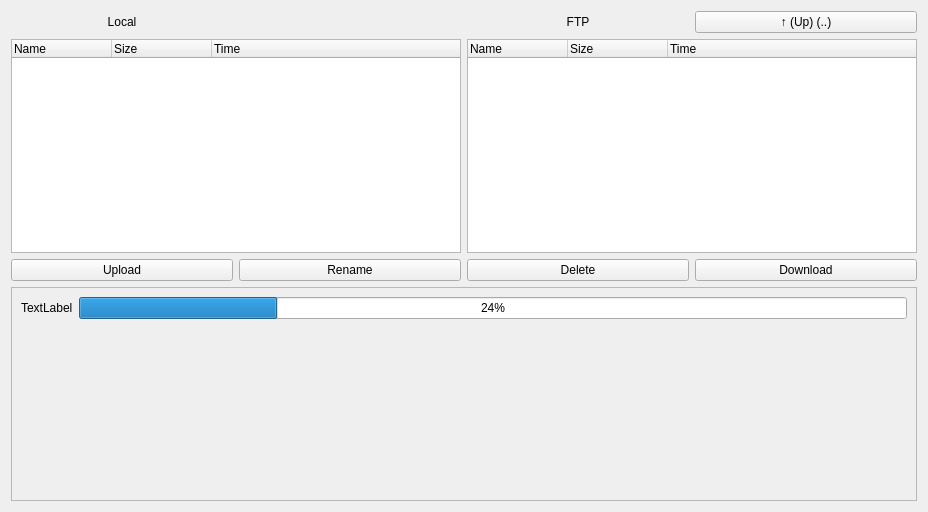
Old version of the form FTPClient/panel.ui in the repository wheder/ftpqt.
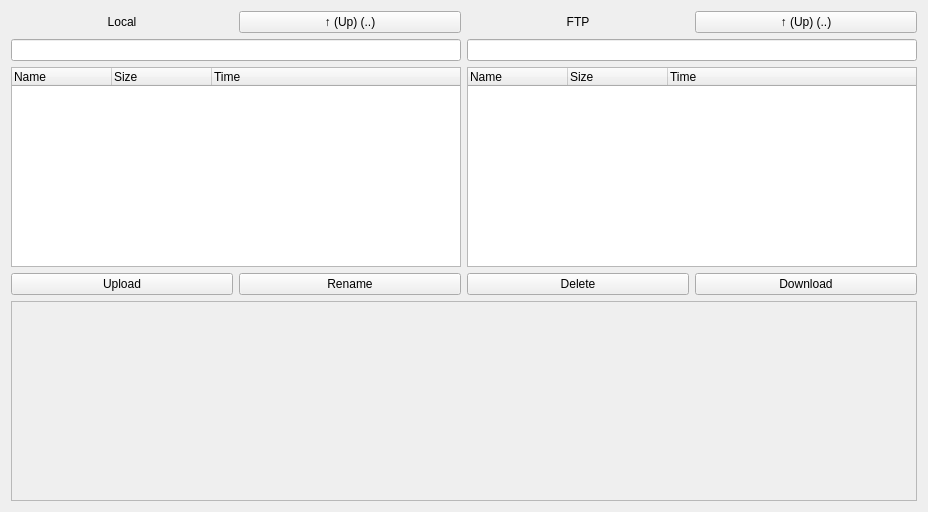
New version of the form.

The edit to the form file:
```diff
--- a/FTPClient/panel.ui
+++ b/FTPClient/panel.ui
@@ -41,7 +41,7 @@
      </property>
     </widget>
    </item>
-   <item row="1" column="0" colspan="2">
+   <item row="3" column="0" colspan="2">
     <widget class="QTreeWidget" name="treeWidgetLocal">
      <property name="rootIsDecorated">
       <bool>false</bool>
@@ -63,7 +63,7 @@
      </column>
     </widget>
    </item>
-   <item row="1" column="2" colspan="2">
+   <item row="3" column="2" colspan="2">
     <widget class="QTreeWidget" name="treeWidgetFTP">
      <property name="rootIsDecorated">
       <bool>false</bool>
@@ -85,35 +85,35 @@
      </column>
     </widget>
    </item>
-   <item row="3" column="0">
+   <item row="5" column="0">
     <widget class="QPushButton" name="uploadButton">
      <property name="text">
       <string>Upload</string>
      </property>
     </widget>
    </item>
-   <item row="3" column="1">
+   <item row="5" column="1">
     <widget class="QPushButton" name="renameButton">
      <property name="text">
       <string>Rename</string>
      </property>
     </widget>
    </item>
-   <item row="3" column="2">
+   <item row="5" column="2">
     <widget class="QPushButton" name="deleteButton">
      <property name="text">
       <string>Delete</string>
      </property>
     </widget>
    </item>
-   <item row="3" column="3">
+   <item row="5" column="3">
     <widget class="QPushButton" name="downloadButton">
      <property name="text">
       <string>Download</string>
      </property>
     </widget>
    </item>
-   <item row="4" column="0" colspan="4">
+   <item row="6" column="0" colspan="4">
     <widget class="QScrollArea" name="transferScrollArea">
      <property name="widgetResizable">
       <bool>true</bool>
@@ -124,31 +124,38 @@
         <x>0</x>
         <y>0</y>
         <width>914</width>
-        <height>216</height>
+        <height>201</height>
        </rect>
       </property>
       <layout class="QFormLayout" name="formLayout">
        <property name="fieldGrowthPolicy">
         <enum>QFormLayout::ExpandingFieldsGrow</enum>
        </property>
-       <item row="0" column="0">
-        <widget class="QLabel" name="label_3">
-         <property name="text">
-          <string>TextLabel</string>
-         </property>
-        </widget>
-       </item>
-       <item row="0" column="1">
-        <widget class="QProgressBar" name="progressBar">
-         <property name="value">
-          <number>24</number>
-         </property>
-        </widget>
-       </item>
       </layout>
      </widget>
     </widget>
    </item>
+   <item row="2" column="0" colspan="2">
+    <widget class="QLineEdit" name="localPathLineEdit">
+     <property name="readOnly">
+      <bool>true</bool>
+     </property>
+    </widget>
+   </item>
+   <item row="2" column="2" colspan="2">
+    <widget class="QLineEdit" name="ftpPathLineEdit">
+     <property name="readOnly">
+      <bool>true</bool>
+     </property>
+    </widget>
+   </item>
+   <item row="0" column="1">
+    <widget class="QPushButton" name="cdUpLocal">
+     <property name="text">
+      <string>↑ (Up) (..)</string>
+     </property>
+    </widget>
+   </item>
   </layout>
  </widget>
  <resources/>
```
